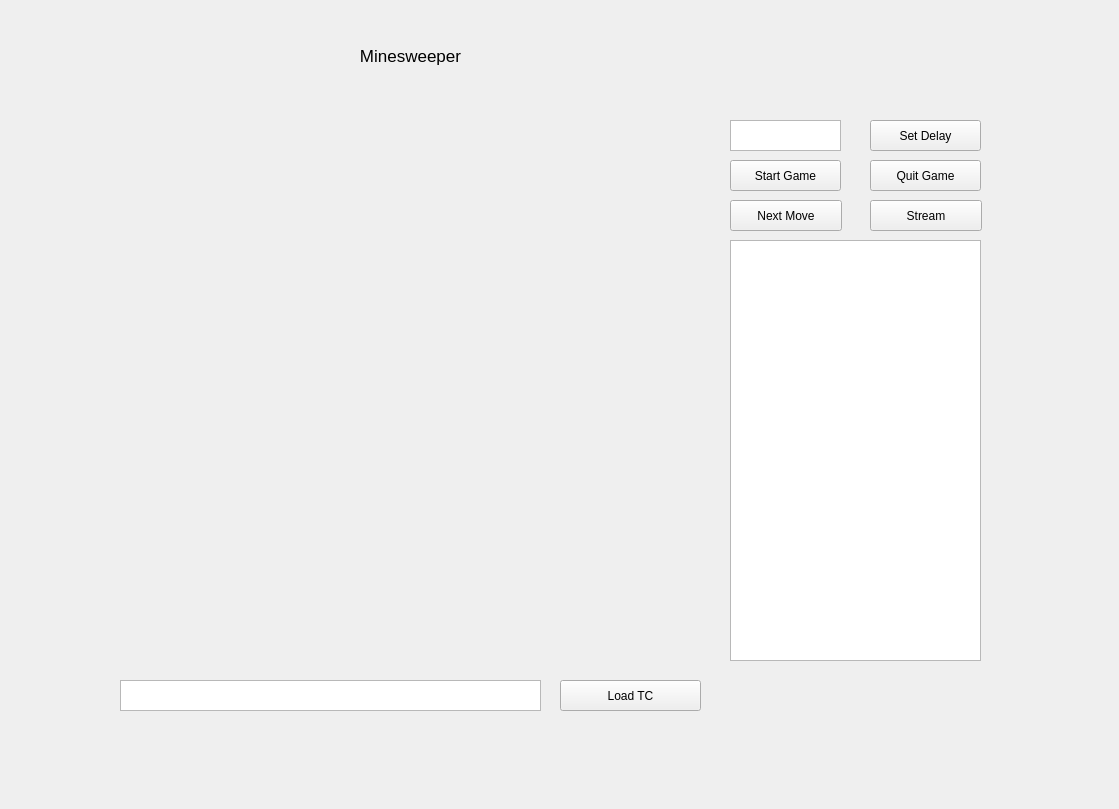
First picture: the form in src/view/main_window.ui, repository haverzard/minesweeper-agent, before the edit.
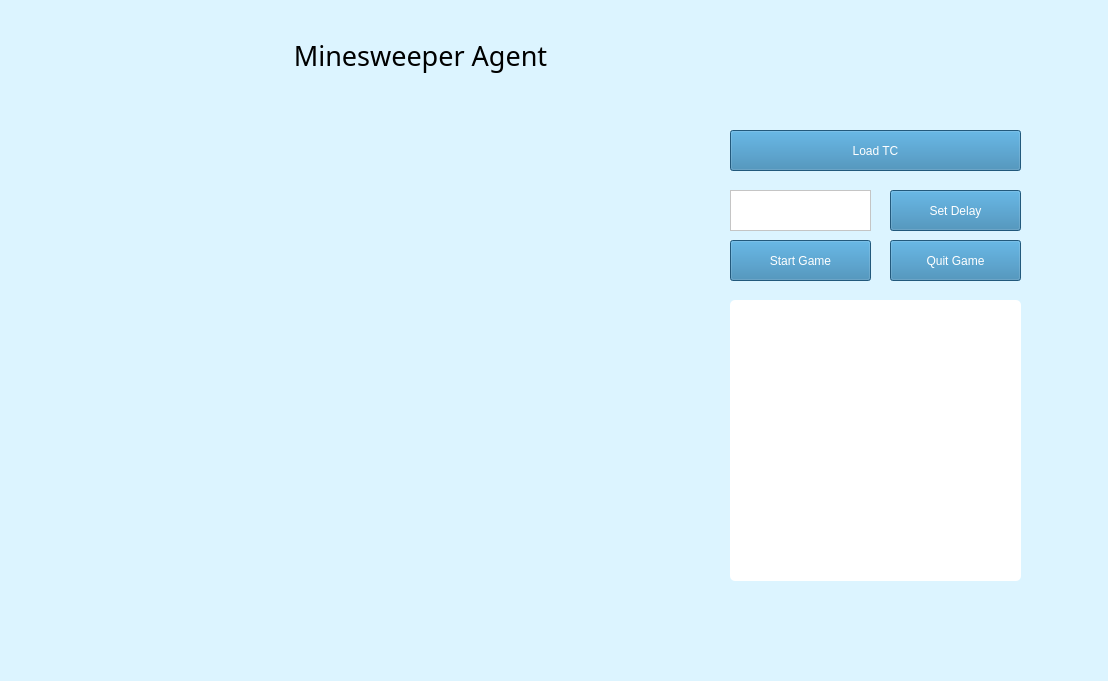
Second picture: the form after the edit. Icons and pictures are not drawn.

Commit message: update gui + display stream

```diff
--- a/src/view/main_window.ui
+++ b/src/view/main_window.ui
@@ -6,8 +6,8 @@
    <rect>
     <x>0</x>
     <y>0</y>
-    <width>1119</width>
-    <height>809</height>
+    <width>1108</width>
+    <height>681</height>
    </rect>
   </property>
   <property name="windowTitle">
@@ -23,11 +23,11 @@
       <x>-10</x>
       <y>-10</y>
       <width>1121</width>
-      <height>811</height>
+      <height>691</height>
      </rect>
     </property>
     <property name="styleSheet">
-     <string notr="true"/>
+     <string notr="true">background-color: rgb(220, 244, 255);</string>
     </property>
     <property name="currentIndex">
      <number>1</number>
@@ -256,7 +256,7 @@
       <property name="geometry">
        <rect>
         <x>130</x>
-        <y>120</y>
+        <y>100</y>
         <width>581</width>
         <height>551</height>
        </rect>
@@ -266,19 +266,26 @@
      <widget class="QLabel" name="gameTitle">
       <property name="geometry">
        <rect>
-        <x>320</x>
+        <x>260</x>
         <y>40</y>
-        <width>201</width>
+        <width>341</width>
         <height>51</height>
        </rect>
       </property>
       <property name="font">
        <font>
-        <pointsize>13</pointsize>
+        <family>Montserrat ExtraBold</family>
+        <pointsize>20</pointsize>
+        <weight>10</weight>
+        <italic>false</italic>
+        <bold>false</bold>
        </font>
       </property>
+      <property name="styleSheet">
+       <string notr="true">font: 81 20pt &quot;Montserrat ExtraBold&quot;;</string>
+      </property>
       <property name="text">
-       <string>Minesweeper</string>
+       <string>Minesweeper Agent</string>
       </property>
       <property name="alignment">
        <set>Qt::AlignCenter</set>
@@ -287,12 +294,17 @@
      <widget class="QPushButton" name="quitGameBtn">
       <property name="geometry">
        <rect>
-        <x>880</x>
-        <y>170</y>
-        <width>111</width>
-        <height>31</height>
+        <x>900</x>
+        <y>250</y>
+        <width>131</width>
+        <height>41</height>
        </rect>
       </property>
+      <property name="styleSheet">
+       <string notr="true">background-color: rgb(47, 125, 173);
+color: rgb(255, 255, 255);
+font: 87 10pt &quot;Montserrat Bold&quot;;</string>
+      </property>
       <property name="text">
        <string>Quit Game</string>
       </property>
@@ -301,93 +313,87 @@
       <property name="geometry">
        <rect>
         <x>740</x>
-        <y>170</y>
-        <width>111</width>
-        <height>31</height>
+        <y>250</y>
+        <width>141</width>
+        <height>41</height>
        </rect>
       </property>
+      <property name="styleSheet">
+       <string notr="true">background-color: rgb(47, 125, 173);
+color: rgb(255, 255, 255);
+font: 87 10pt &quot;Montserrat Bold&quot;;</string>
+      </property>
       <property name="text">
        <string>Start Game</string>
       </property>
      </widget>
-     <widget class="QTextBrowser" name="tcPathField">
-      <property name="geometry">
-       <rect>
-        <x>130</x>
-        <y>690</y>
-        <width>421</width>
-        <height>31</height>
-       </rect>
-      </property>
-     </widget>
      <widget class="QPushButton" name="loadTCBtn">
       <property name="geometry">
        <rect>
-        <x>570</x>
-        <y>690</y>
-        <width>141</width>
-        <height>31</height>
+        <x>740</x>
+        <y>140</y>
+        <width>291</width>
+        <height>41</height>
        </rect>
       </property>
+      <property name="styleSheet">
+       <string notr="true">background-color: rgb(47, 125, 173);
+color: rgb(255, 255, 255);
+font: 87 10pt &quot;Montserrat Bold&quot;;</string>
+      </property>
       <property name="text">
        <string>Load TC</string>
       </property>
      </widget>
-     <widget class="QTextBrowser" name="historyField">
+     <widget class="QTextEdit" name="historyField">
       <property name="geometry">
        <rect>
         <x>740</x>
-        <y>250</y>
-        <width>251</width>
-        <height>421</height>
+        <y>310</y>
+        <width>291</width>
+        <height>281</height>
        </rect>
       </property>
+      <property name="whatsThis">
+       <string>&lt;html&gt;&lt;head/&gt;&lt;body&gt;&lt;p align=&quot;center&quot;&gt;&lt;br/&gt;&lt;/p&gt;&lt;/body&gt;&lt;/html&gt;</string>
+      </property>
+      <property name="styleSheet">
+       <string notr="true">background-color: rgb(255, 255, 255);
+font: 57 10pt &quot;Montserrat Medium&quot;;
+padding-left: 15px;
+border-radius: 5px;
+border-width: 2px;
+border-color: rgb(0, 0, 127);</string>
+      </property>
      </widget>
      <widget class="QPlainTextEdit" name="delayTextEdit">
       <property name="geometry">
        <rect>
         <x>740</x>
-        <y>130</y>
-        <width>111</width>
-        <height>31</height>
+        <y>200</y>
+        <width>141</width>
+        <height>41</height>
        </rect>
       </property>
-     </widget>
-     <widget class="QPushButton" name="nextMoveBtn">
-      <property name="geometry">
-       <rect>
-        <x>740</x>
-        <y>210</y>
-        <width>112</width>
-        <height>31</height>
-       </rect>
-      </property>
-      <property name="text">
-       <string>Next Move</string>
-      </property>
-     </widget>
-     <widget class="QPushButton" name="StreamToggleBtn">
-      <property name="geometry">
-       <rect>
-        <x>880</x>
-        <y>210</y>
-        <width>112</width>
-        <height>31</height>
-       </rect>
-      </property>
-      <property name="text">
-       <string>Stream</string>
+      <property name="styleSheet">
+       <string notr="true">background-color: rgb(255, 255, 255);
+font: 57 14pt &quot;Montserrat Medium&quot;;</string>
       </property>
      </widget>
      <widget class="QPushButton" name="delayPlayBtn">
       <property name="geometry">
        <rect>
-        <x>880</x>
-        <y>130</y>
-        <width>111</width>
-        <height>31</height>
+        <x>900</x>
+        <y>200</y>
+        <width>131</width>
+        <height>41</height>
        </rect>
       </property>
+      <property name="styleSheet">
+       <string notr="true">background-color: rgb(47, 125, 173);
+color: rgb(255, 255, 255);
+font: 87 10pt &quot;Montserrat Bold&quot;;</string>
+      </property>
       <property name="text">
        <string>Set Delay</string>
       </property>
```
The commit also changes 2 other files.
